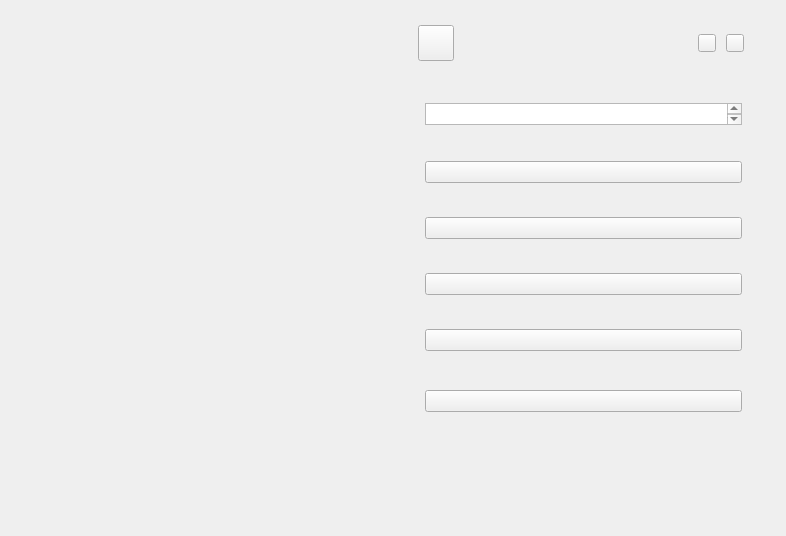
This is Group-Video/OpenVideoCall-Windows/avdevice.ui in AgoraIO/Basic-Video-Call as Qt 5 draws it before an edit. The edited form follows.
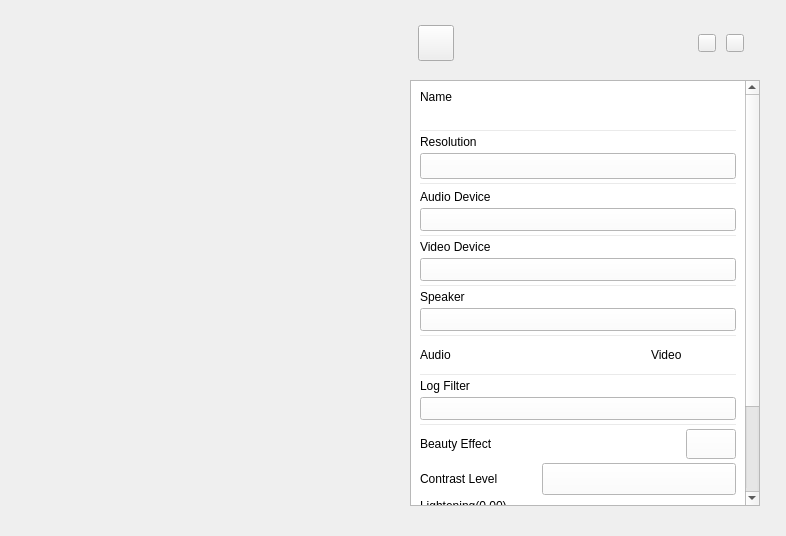
This is the edited form. Icons and pictures are not drawn.

What changed in the file:
```diff
--- a/Group-Video/OpenVideoCall-Windows/avdevice.ui
+++ b/Group-Video/OpenVideoCall-Windows/avdevice.ui
@@ -103,82 +103,6 @@
      <string/>
     </property>
    </widget>
-   <widget class="QComboBox" name="cb_solution">
-    <property name="geometry">
-     <rect>
-      <x>425</x>
-      <y>161</y>
-      <width>317</width>
-      <height>22</height>
-     </rect>
-    </property>
-    <property name="font">
-     <font>
-      <family>微软雅黑</family>
-      <pointsize>-1</pointsize>
-      <weight>50</weight>
-      <bold>false</bold>
-     </font>
-    </property>
-    <property name="styleSheet">
-     <string notr="true">QComboBox {
-font-family: &quot;微软雅黑&quot;; 
-font-size: 13px; 
-padding: 3px 0x 3px 5px;
-border-image: url(:/uiresource/box-01.png);
-}
-
-QComboBox:hover {
-font-family: &quot;微软雅黑&quot;; 
-font-size: 13px; 
-padding: 3px 0x 3px 5px;
-border-image: url(:/uiresource/box-01.png);
-}
-
-QComboBox:pressed {
-font-family: &quot;微软雅黑&quot;; 
-font-size: 13px; 
-padding: 3px 0x 3px 5px;
-border-image: url(:/uiresource/box-01.png);
-}
-
-QComboBox::drop-down {
-subcontrol-origin: padding; 
-subcontrol-position: top right; width: 30 px; 
-border: 0px;
-}
-
-QComboBox::down-arrow::!on {
-image: url(:/uiresource/dropdow-01.png);
-}
-QComboBox::down-arrow::hover {
-image: url(:/uiresource/dropdown-02.png);
-}
-QComboBox::down-arrow::on {
-image: url(:/uiresource/dropdown-03.png);
-}
-
-QListView {
-font-family: &quot;微软雅黑&quot;; 
-font-size: 13px; 
-outline: 0px;
-background-image: url(:/uiresource/list.png);
-border-image: url(:/uiresource/list.png);
-image: url(:/uiresource/list.png);
-}
-
-QListView::item {
-padding: 3px 0x 3px 5px; 
-border-width: 0px;
-}
-
-QListView::item:selected {
-background-color: rgb(74, 144, 226);
-}
-
-</string>
-    </property>
-   </widget>
    <widget class="QTextEdit" name="text_name">
     <property name="enabled">
      <bool>true</bool>
@@ -199,15 +123,230 @@
 line-height:18px;</string>
     </property>
    </widget>
+   <widget class="QScrollArea" name="scrollArea">
+    <property name="geometry">
+     <rect>
+      <x>410</x>
+      <y>80</y>
+      <width>350</width>
+      <height>426</height>
+     </rect>
+    </property>
+    <property name="styleSheet">
+     <string notr="true">QScrollArea{
+	background-color: rgb(255, 255, 255);
+    border:none;
+};</string>
+    </property>
+    <property name="frameShadow">
+     <enum>QFrame::Plain</enum>
+    </property>
+    <property name="horizontalScrollBarPolicy">
+     <enum>Qt::ScrollBarAlwaysOff</enum>
+    </property>
+    <property name="widgetResizable">
+     <bool>true</bool>
+    </property>
+    <property name="alignment">
+     <set>Qt::AlignLeading|Qt::AlignLeft|Qt::AlignTop</set>
+    </property>
+    <widget class="QWidget" name="scrollAreaWidgetContents">
+     <property name="geometry">
+      <rect>
+       <x>0</x>
+       <y>-141</y>
+       <width>340</width>
+       <height>567</height>
+      </rect>
+     </property>
+     <property name="styleSheet">
+      <string notr="true">background-color: rgb(255, 255, 255);</string>
+     </property>
+     <layout class="QVBoxLayout" name="verticalLayout">
+      <property name="spacing">
+       <number>4</number>
+      </property>
+      <item>
+       <layout class="QVBoxLayout" name="verticalLayoutName">
+        <item>
+         <widget class="QLabel" name="label_Name">
+          <property name="styleSheet">
+           <string notr="true">QLabel{
+font-family: &quot;Arial&quot;; 
+font-size: 12px; 
+color:rgb(144,144,144);
+};</string>
+          </property>
+          <property name="text">
+           <string>Name</string>
+          </property>
+         </widget>
+        </item>
+        <item>
+         <widget class="QLabel" name="lb_channel">
+          <property name="font">
+           <font>
+            <family>HelveticaNeue</family>
+            <pointsize>-1</pointsize>
+           </font>
+          </property>
+          <property name="styleSheet">
+           <string notr="true">border-image: url(:/uiresource/edit1.png);
+image: url(:/uiresource/edit1.png);
+font-size:16px;
+font-family:HelveticaNeue;
+color:rgba(51,51,51,1);
+line-height:18px;</string>
+          </property>
+          <property name="text">
+           <string/>
+          </property>
+         </widget>
+        </item>
+       </layout>
+      </item>
+      <item>
+       <widget class="Line" name="line_Name">
+        <property name="minimumSize">
+         <size>
+          <width>0</width>
+          <height>1</height>
+         </size>
+        </property>
+        <property name="maximumSize">
+         <size>
+          <width>16777215</width>
+          <height>1</height>
+         </size>
+        </property>
+        <property name="styleSheet">
+         <string notr="true">border-top: 1px solid rgb(234, 234, 234);</string>
+        </property>
+        <property name="frameShadow">
+         <enum>QFrame::Plain</enum>
+        </property>
+        <property name="orientation">
+         <enum>Qt::Horizontal</enum>
+        </property>
+       </widget>
+      </item>
+      <item>
+       <layout class="QVBoxLayout" name="verticalLayoutResolution">
+        <item>
+         <widget class="QLabel" name="label_3">
+          <property name="styleSheet">
+           <string notr="true">QLabel{
+font-family: &quot;Arial&quot;; 
+font-size: 12px;
+color:rgb(144,144,144);
+};</string>
+          </property>
+          <property name="text">
+           <string>Resolution</string>
+          </property>
+         </widget>
+        </item>
+        <item>
+         <widget class="QComboBox" name="cb_solution">
+          <property name="font">
+           <font>
+            <family>微软雅黑</family>
+            <pointsize>-1</pointsize>
+           </font>
+          </property>
+          <property name="styleSheet">
+           <string notr="true">QComboBox {
+font-family: &quot;微软雅黑&quot;; 
+font-size: 13px; 
+padding: 3px 0x 3px 5px;
+border-image: url(:/uiresource/box-01.png);
+}
+
+QComboBox:hover {
+font-family: &quot;微软雅黑&quot;; 
+font-size: 13px; 
+padding: 3px 0x 3px 5px;
+border-image: url(:/uiresource/box-01.png);
+}
+
+QComboBox:pressed {
+font-family: &quot;微软雅黑&quot;; 
+font-size: 13px; 
+padding: 3px 0x 3px 5px;
+border-image: url(:/uiresource/box-01.png);
+}
+
+QComboBox::drop-down {
+subcontrol-origin: padding; 
+subcontrol-position: top right; width: 30 px; 
+border: 0px;
+}
+
+QComboBox::down-arrow::!on {
+image: url(:/uiresource/dropdow-01.png);
+}
+QComboBox::down-arrow::hover {
+image: url(:/uiresource/dropdown-02.png);
+}
+QComboBox::down-arrow::on {
+image: url(:/uiresource/dropdown-03.png);
+}
+
+QListView {
+font-family: &quot;微软雅黑&quot;; 
+font-size: 13px; 
+outline: 0px;
+background-image: url(:/uiresource/list.png);
+border-image: url(:/uiresource/list.png);
+image: url(:/uiresource/list.png);
+}
+
+QListView::item {
+padding: 3px 0x 3px 5px; 
+border-width: 0px;
+}
+
+QListView::item:selected {
+background-color: rgb(74, 144, 226);
+}
+
+</string>
+          </property>
+         </widget>
+        </item>
+       </layout>
+      </item>
+      <item>
+       <widget class="Line" name="line_resolution">
+        <property name="styleSheet">
+         <string notr="true">border-top: 1px solid rgb(234, 234, 234);</string>
+        </property>
+        <property name="frameShadow">
+         <enum>QFrame::Plain</enum>
+        </property>
+        <property name="orientation">
+         <enum>Qt::Horizontal</enum>
+        </property>
+       </widget>
+      </item>
+      <item>
+       <layout class="QVBoxLayout" name="horizontalLayout_AudioDevice">
+        <item>
+         <widget class="QLabel" name="label_5">
+          <property name="styleSheet">
+           <string notr="true">QLabel{
+font-family: &quot;Arial&quot;; 
+font-size: 12px; 
+color:rgb(144,144,144);
+};</string>
+          </property>
+          <property name="text">
+           <string>Audio Device</string>
+          </property>
+         </widget>
+        </item>
+        <item>
    <widget class="QComboBox" name="cb_audio">
-    <property name="geometry">
-     <rect>
-      <x>425</x>
-      <y>217</y>
-      <width>317</width>
-      <height>22</height>
-     </rect>
-    </property>
     <property name="styleSheet">
      <string notr="true">QComboBox {
 font-family: &quot;微软雅黑&quot;; 
@@ -267,15 +406,52 @@
 </string>
     </property>
    </widget>
+        </item>
+       </layout>
+      </item>
+      <item>
+       <widget class="Line" name="line_AudioDevice">
+        <property name="minimumSize">
+         <size>
+          <width>0</width>
+          <height>1</height>
+         </size>
+        </property>
+        <property name="maximumSize">
+         <size>
+          <width>16777215</width>
+          <height>1</height>
+         </size>
+        </property>
+        <property name="styleSheet">
+         <string notr="true">border-top: 1px solid rgb(234, 234, 234);</string>
+        </property>
+        <property name="frameShadow">
+         <enum>QFrame::Plain</enum>
+        </property>
+        <property name="orientation">
+         <enum>Qt::Horizontal</enum>
+        </property>
+       </widget>
+      </item>
+      <item>
+       <layout class="QVBoxLayout" name="verticalLayout_VideoDeice">
+        <item>
+         <widget class="QLabel" name="label_6">
+          <property name="styleSheet">
+           <string notr="true">QLabel{
+font-family: &quot;Arial&quot;; 
+font-size: 12px; 
+color:rgb(144,144,144);
+};</string>
+          </property>
+          <property name="text">
+           <string>Video Device</string>
+          </property>
+         </widget>
+        </item>
+        <item>
    <widget class="QComboBox" name="cb_video">
-    <property name="geometry">
-     <rect>
-      <x>425</x>
-      <y>273</y>
-      <width>317</width>
-      <height>22</height>
-     </rect>
-    </property>
     <property name="styleSheet">
      <string notr="true">QComboBox {
 font-family: &quot;微软雅黑&quot;; 
@@ -335,15 +511,52 @@
 </string>
     </property>
    </widget>
+        </item>
+       </layout>
+      </item>
+      <item>
+       <widget class="Line" name="line_VideoDevice">
+        <property name="minimumSize">
+         <size>
+          <width>0</width>
+          <height>1</height>
+         </size>
+        </property>
+        <property name="maximumSize">
+         <size>
+          <width>16777215</width>
+          <height>1</height>
+         </size>
+        </property>
+        <property name="styleSheet">
+         <string notr="true">border-top: 1px solid rgb(234, 234, 234);</string>
+        </property>
+        <property name="frameShadow">
+         <enum>QFrame::Plain</enum>
+        </property>
+        <property name="orientation">
+         <enum>Qt::Horizontal</enum>
+        </property>
+       </widget>
+      </item>
+      <item>
+       <layout class="QVBoxLayout" name="verticalLayout_Speaker">
+        <item>
+         <widget class="QLabel" name="label_7">
+          <property name="styleSheet">
+           <string notr="true">QLabel{
+font-family: &quot;Arial&quot;; 
+font-size: 12px; 
+color:rgb(144,144,144);
+};</string>
+          </property>
+          <property name="text">
+           <string>Speaker</string>
+          </property>
+         </widget>
+        </item>
+        <item>
    <widget class="QComboBox" name="cb_speaker">
-    <property name="geometry">
-     <rect>
-      <x>425</x>
-      <y>329</y>
-      <width>317</width>
-      <height>22</height>
-     </rect>
-    </property>
     <property name="styleSheet">
      <string notr="true">QComboBox {
 font-family: &quot;微软雅黑&quot;; 
@@ -403,15 +616,52 @@
 </string>
     </property>
    </widget>
+        </item>
+       </layout>
+      </item>
+      <item>
+       <widget class="Line" name="line_Speaker">
+        <property name="minimumSize">
+         <size>
+          <width>0</width>
+          <height>1</height>
+         </size>
+        </property>
+        <property name="maximumSize">
+         <size>
+          <width>16777215</width>
+          <height>1</height>
+         </size>
+        </property>
+        <property name="styleSheet">
+         <string notr="true">border-top: 1px solid rgb(234, 234, 234);</string>
+        </property>
+        <property name="frameShadow">
+         <enum>QFrame::Plain</enum>
+        </property>
+        <property name="orientation">
+         <enum>Qt::Horizontal</enum>
+        </property>
+       </widget>
+      </item>
+      <item>
+       <layout class="QHBoxLayout" name="horizontalLayout_Audio">
+        <item>
+         <widget class="QLabel" name="label_8">
+          <property name="styleSheet">
+           <string notr="true">QLabel{
+font-family: &quot;Arial&quot;; 
+font-size: 14px; 
+
+};</string>
+          </property>
+          <property name="text">
+           <string>Audio</string>
+          </property>
+         </widget>
+        </item>
+        <item>
    <widget class="QPushButton" name="btn_audio">
-    <property name="geometry">
-     <rect>
-      <x>477</x>
-      <y>429</y>
-      <width>50</width>
-      <height>30</height>
-     </rect>
-    </property>
     <property name="styleSheet">
      <string notr="true">QPushButton:!pressed {
 width:50px;
@@ -424,15 +674,35 @@
      <string/>
     </property>
    </widget>
+        </item>
+        <item>
+         <spacer name="horizontalSpacer_7">
+          <property name="orientation">
+           <enum>Qt::Horizontal</enum>
+          </property>
+          <property name="sizeHint" stdset="0">
+           <size>
+            <width>20</width>
+            <height>20</height>
+           </size>
+          </property>
+         </spacer>
+        </item>
+        <item>
+         <widget class="QLabel" name="label_9">
+          <property name="styleSheet">
+           <string notr="true">QLabel{
+font-family: &quot;Arial&quot;; 
+font-size: 14px; 
+};</string>
+          </property>
+          <property name="text">
+           <string>Video</string>
+          </property>
+         </widget>
+        </item>
+        <item>
    <widget class="QPushButton" name="btn_video">
-    <property name="geometry">
-     <rect>
-      <x>684</x>
-      <y>429</y>
-      <width>50</width>
-      <height>30</height>
-     </rect>
-    </property>
     <property name="styleSheet">
      <string notr="true">QPushButton:!pressed {
 width:50px;
@@ -445,45 +715,247 @@
      <string/>
     </property>
    </widget>
-   <widget class="QLabel" name="lb_channel">
-    <property name="geometry">
-     <rect>
-      <x>425</x>
-      <y>103</y>
-      <width>317</width>
-      <height>22</height>
-     </rect>
-    </property>
-    <property name="font">
-     <font>
-      <family>HelveticaNeue</family>
-      <pointsize>-1</pointsize>
-      <weight>50</weight>
-      <bold>false</bold>
-     </font>
+        </item>
+       </layout>
+      </item>
+      <item>
+       <widget class="Line" name="line_Audio">
+        <property name="minimumSize">
+         <size>
+          <width>0</width>
+          <height>1</height>
+         </size>
+        </property>
+        <property name="maximumSize">
+         <size>
+          <width>16777215</width>
+          <height>1</height>
+         </size>
     </property>
     <property name="styleSheet">
-     <string notr="true">border-image: url(:/uiresource/edit1.png);
-image: url(:/uiresource/edit1.png);
-font-size:16px;
-font-family:HelveticaNeue;
-color:rgba(51,51,51,1);
-line-height:18px;</string>
+         <string notr="true">border-top: 1px solid rgb(234, 234, 234);</string>
+        </property>
+        <property name="frameShadow">
+         <enum>QFrame::Plain</enum>
+        </property>
+        <property name="orientation">
+         <enum>Qt::Horizontal</enum>
+        </property>
+       </widget>
+      </item>
+      <item>
+       <layout class="QVBoxLayout" name="verticalLayout_Video">
+        <item>
+         <widget class="QLabel" name="label_LogFilter">
+          <property name="styleSheet">
+           <string notr="true">QLabel{
+font-family: &quot;Arial&quot;; 
+font-size: 12px; 
+color:rgb(144,144,144); 
+};</string>
     </property>
     <property name="text">
-     <string/>
-    </property>
-   </widget>
+           <string>Log Filter</string>
+          </property>
+         </widget>
+        </item>
+        <item>
    <widget class="QComboBox" name="cb_log">
-    <property name="geometry">
-     <rect>
-      <x>425</x>
-      <y>390</y>
-      <width>317</width>
-      <height>22</height>
-     </rect>
-    </property>
+          <property name="styleSheet">
+           <string notr="true">QComboBox {
+font-family: &quot;微软雅黑&quot;; 
+font-size: 13px; 
+padding: 3px 0x 3px 5px;
+border-image: url(:/uiresource/box-01.png);
+}
+
+QComboBox:hover {
+font-family: &quot;微软雅黑&quot;; 
+font-size: 13px; 
+padding: 3px 0x 3px 5px;
+border-image: url(:/uiresource/box-01.png);
+}
+
+QComboBox:pressed {
+font-family: &quot;微软雅黑&quot;; 
+font-size: 13px; 
+padding: 3px 0x 3px 5px;
+border-image: url(:/uiresource/box-01.png);
+}
+
+QComboBox::drop-down {
+subcontrol-origin: padding; 
+subcontrol-position: top right; width: 30 px; 
+border: 0px;
+}
+
+QComboBox::down-arrow::!on {
+image: url(:/uiresource/dropdow-01.png);
+}
+QComboBox::down-arrow::hover {
+image: url(:/uiresource/dropdown-02.png);
+}
+QComboBox::down-arrow::on {
+image: url(:/uiresource/dropdown-03.png);
+}
+
+QListView {
+font-family: &quot;微软雅黑&quot;; 
+font-size: 13px; 
+outline: 0px;
+background-image: url(:/uiresource/list.png);
+border-image: url(:/uiresource/list.png);
+image: url(:/uiresource/list.png);
+}
+
+QListView::item {
+padding: 3px 0x 3px 5px; 
+border-width: 0px;
+}
+
+QListView::item:selected {
+background-color: rgb(74, 144, 226);
+}
+
+</string>
+          </property>
+         </widget>
+        </item>
+       </layout>
+      </item>
+      <item>
+       <widget class="Line" name="line_Video">
+        <property name="minimumSize">
+         <size>
+          <width>0</width>
+          <height>1</height>
+         </size>
+        </property>
+        <property name="maximumSize">
+         <size>
+          <width>16777215</width>
+          <height>1</height>
+         </size>
+        </property>
     <property name="styleSheet">
+         <string notr="true">border-top: 1px solid rgb(234, 234, 234);</string>
+        </property>
+        <property name="frameShadow">
+         <enum>QFrame::Plain</enum>
+        </property>
+        <property name="orientation">
+         <enum>Qt::Horizontal</enum>
+        </property>
+       </widget>
+      </item>
+      <item>
+       <layout class="QHBoxLayout" name="horizontalLayout_Beauty">
+        <item>
+         <widget class="QLabel" name="label_10">
+          <property name="styleSheet">
+           <string notr="true">QLabel{
+font-family: &quot;Arial&quot;; 
+font-size: 12px; 
+color:rgb(144,144,144);
+};</string>
+          </property>
+          <property name="text">
+           <string>Beauty Effect</string>
+          </property>
+         </widget>
+        </item>
+        <item>
+         <spacer name="horizontalSpacer_9">
+          <property name="orientation">
+           <enum>Qt::Horizontal</enum>
+          </property>
+          <property name="sizeHint" stdset="0">
+           <size>
+            <width>20</width>
+            <height>20</height>
+           </size>
+          </property>
+         </spacer>
+        </item>
+        <item>
+         <widget class="QPushButton" name="optVideo_Beauty">
+          <property name="minimumSize">
+           <size>
+            <width>50</width>
+            <height>30</height>
+           </size>
+          </property>
+          <property name="maximumSize">
+           <size>
+            <width>50</width>
+            <height>30</height>
+           </size>
+          </property>
+          <property name="styleSheet">
+           <string notr="true">QPushButton:!hover {
+border-image: url(:/uiresource/switch-off.png);
+background-image: url(:/uiresource/switch-off.png);
+}
+
+QPushButton:hover {
+border-image: url(:/uiresource/switch-off.png);
+background-image: url(:/uiresource/switch-off.png);
+}</string>
+          </property>
+          <property name="text">
+           <string/>
+          </property>
+          <property name="checkable">
+           <bool>false</bool>
+          </property>
+         </widget>
+        </item>
+       </layout>
+      </item>
+      <item>
+       <layout class="QHBoxLayout" name="horizontalLayoutResolution_2">
+        <item>
+         <widget class="QLabel" name="label_4">
+          <property name="styleSheet">
+           <string notr="true">QLabel{
+font-family: &quot;Arial&quot;; 
+font-size: 12px; 
+color:rgb(144,144,144);
+};</string>
+          </property>
+          <property name="text">
+           <string>Contrast Level</string>
+          </property>
+         </widget>
+        </item>
+        <item>
+         <spacer name="horizontalSpacer_3">
+          <property name="orientation">
+           <enum>Qt::Horizontal</enum>
+          </property>
+          <property name="sizeHint" stdset="0">
+           <size>
+            <width>20</width>
+            <height>20</height>
+           </size>
+          </property>
+         </spacer>
+        </item>
+        <item>
+         <widget class="QComboBox" name="cbContrastLevel">
+          <property name="minimumSize">
+           <size>
+            <width>194</width>
+            <height>32</height>
+           </size>
+          </property>
+          <property name="maximumSize">
+           <size>
+            <width>194</width>
+            <height>32</height>
+           </size>
+          </property>
+          <property name="styleSheet">
      <string notr="true">QComboBox {
 font-family: &quot;微软雅黑&quot;; 
 font-size: 13px; 
@@ -541,6 +1013,214 @@
 
 </string>
     </property>
+         </widget>
+        </item>
+       </layout>
+      </item>
+      <item>
+       <layout class="QVBoxLayout" name="verticalLayout_Lightening">
+        <item>
+         <widget class="QLabel" name="labelLightening">
+          <property name="styleSheet">
+           <string notr="true">QLabel{
+font-family: &quot;Arial&quot;; 
+font-size: 12px; 
+color:rgb(144,144,144);
+};</string>
+          </property>
+          <property name="text">
+           <string>Lightening(0.00)</string>
+          </property>
+         </widget>
+        </item>
+        <item>
+         <widget class="QSlider" name="horizontalSliderLightening">
+          <property name="styleSheet">
+           <string notr="true">QSlider::groove:horizontal {                           
+     border:1px;
+     border-color: rgba(240,240,240,255);
+     border-radius:3px;                  
+     height: 6px;                                     
+     margin: 0px 0;                                   
+     left: 4px; right: 4px;
+     background: rgba(240,240,240,255);                   
+ }     
+QSlider::handle:horizontal { 
+  
+	background-image: url(:/uiresource/slider.png);
+    background-repeat: none; background-position: center;
+    width: 20px;
+    height: 20px;
+    margin: -9px 0;
+}
+QSlider::sub-page:horizontal{   
+     border:1px;
+     border-color: #44A2FC;
+    border-radius:3px;                    
+    background:  #44A2FC;
+};</string>
+          </property>
+          <property name="maximum">
+           <number>100</number>
+          </property>
+          <property name="singleStep">
+           <number>1</number>
+          </property>
+          <property name="pageStep">
+           <number>10</number>
+          </property>
+          <property name="orientation">
+           <enum>Qt::Horizontal</enum>
+          </property>
+         </widget>
+        </item>
+       </layout>
+      </item>
+      <item>
+       <layout class="QVBoxLayout" name="verticalLayout_Smooth">
+        <item>
+         <widget class="QLabel" name="labelSmoothness">
+          <property name="styleSheet">
+           <string notr="true">QLabel{
+font-family: &quot;Arial&quot;; 
+font-size: 12px; 
+color:rgb(144,144,144);
+};</string>
+          </property>
+          <property name="text">
+           <string>Smoothness(0.00)</string>
+          </property>
+         </widget>
+        </item>
+        <item>
+         <widget class="QSlider" name="horizontalSlider_Smoothness">
+          <property name="styleSheet">
+           <string notr="true">QSlider::groove:horizontal {                           
+     border:1px;
+     border-color: rgba(240,240,240,255);
+     border-radius:3px;                  
+     height: 6px;                                     
+     margin: 0px 0;                                   
+     left: 4px; right: 4px;
+     background: rgba(240,240,240,255);                   
+ }     
+QSlider::handle:horizontal { 
+  
+	background-image: url(:/uiresource/slider.png);
+    background-repeat: none; background-position: center;
+    width: 20px;
+    height: 20px;
+    margin: -9px 0;
+}
+QSlider::sub-page:horizontal{   
+     border:1px;
+     border-color: #44A2FC;
+    border-radius:3px;                    
+    background:  #44A2FC;
+};</string>
+          </property>
+          <property name="maximum">
+           <number>100</number>
+          </property>
+          <property name="singleStep">
+           <number>1</number>
+          </property>
+          <property name="pageStep">
+           <number>10</number>
+          </property>
+          <property name="orientation">
+           <enum>Qt::Horizontal</enum>
+          </property>
+         </widget>
+        </item>
+       </layout>
+      </item>
+      <item>
+       <layout class="QVBoxLayout" name="verticalLayout_Redness">
+        <item>
+         <widget class="QLabel" name="labelRedness">
+          <property name="styleSheet">
+           <string notr="true">QLabel{
+font-family: &quot;Arial&quot;; 
+font-size: 12px; 
+color:rgb(144,144,144);
+};</string>
+          </property>
+          <property name="text">
+           <string>Redness(0.00)</string>
+          </property>
+         </widget>
+        </item>
+        <item>
+         <widget class="QSlider" name="horizontalSlider_Redness">
+          <property name="styleSheet">
+           <string notr="true">QSlider::groove:horizontal {                           
+     border:1px;
+     border-color: rgba(240,240,240,255);
+     border-radius:3px;                  
+     height: 6px;                                     
+     margin: 0px 0;                                   
+     left: 4px; right: 4px;
+     background: rgba(240,240,240,255);                   
+ }     
+QSlider::handle:horizontal { 
+  
+	background-image: url(:/uiresource/slider.png);
+    background-repeat: none; background-position: center;
+    width: 20px;
+    height: 20px;
+    margin: -9px 0;
+}
+QSlider::sub-page:horizontal{   
+     border:1px;
+     border-color: #44A2FC;
+    border-radius:3px;                    
+    background:  #44A2FC;
+};</string>
+          </property>
+          <property name="maximum">
+           <number>100</number>
+          </property>
+          <property name="singleStep">
+           <number>1</number>
+          </property>
+          <property name="pageStep">
+           <number>10</number>
+          </property>
+          <property name="orientation">
+           <enum>Qt::Horizontal</enum>
+          </property>
+         </widget>
+        </item>
+       </layout>
+      </item>
+      <item>
+       <widget class="Line" name="line_BeautyEnd">
+        <property name="minimumSize">
+         <size>
+          <width>0</width>
+          <height>1</height>
+         </size>
+        </property>
+        <property name="maximumSize">
+         <size>
+          <width>16777215</width>
+          <height>1</height>
+         </size>
+        </property>
+        <property name="styleSheet">
+         <string notr="true">border-top: 1px solid rgb(234, 234, 234);</string>
+        </property>
+        <property name="frameShadow">
+         <enum>QFrame::Plain</enum>
+        </property>
+        <property name="orientation">
+         <enum>Qt::Horizontal</enum>
+        </property>
+       </widget>
+      </item>
+     </layout>
+    </widget>
    </widget>
   </widget>
  </widget>
```
Lines whose indentation alone changed are shown as unchanged.
